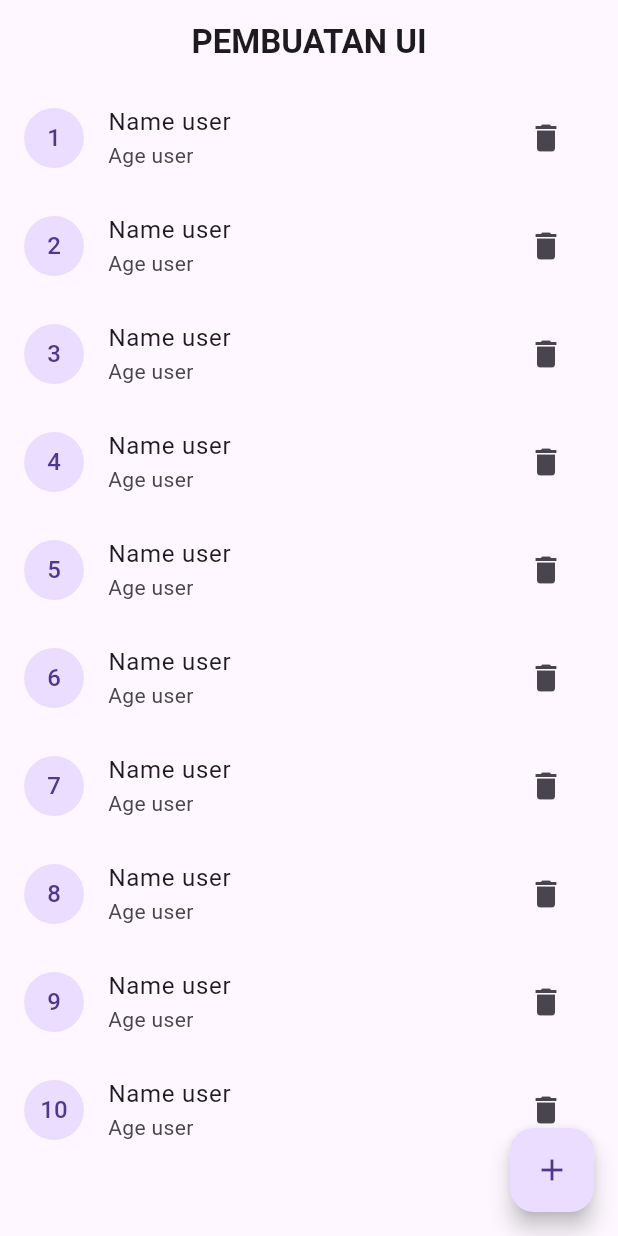
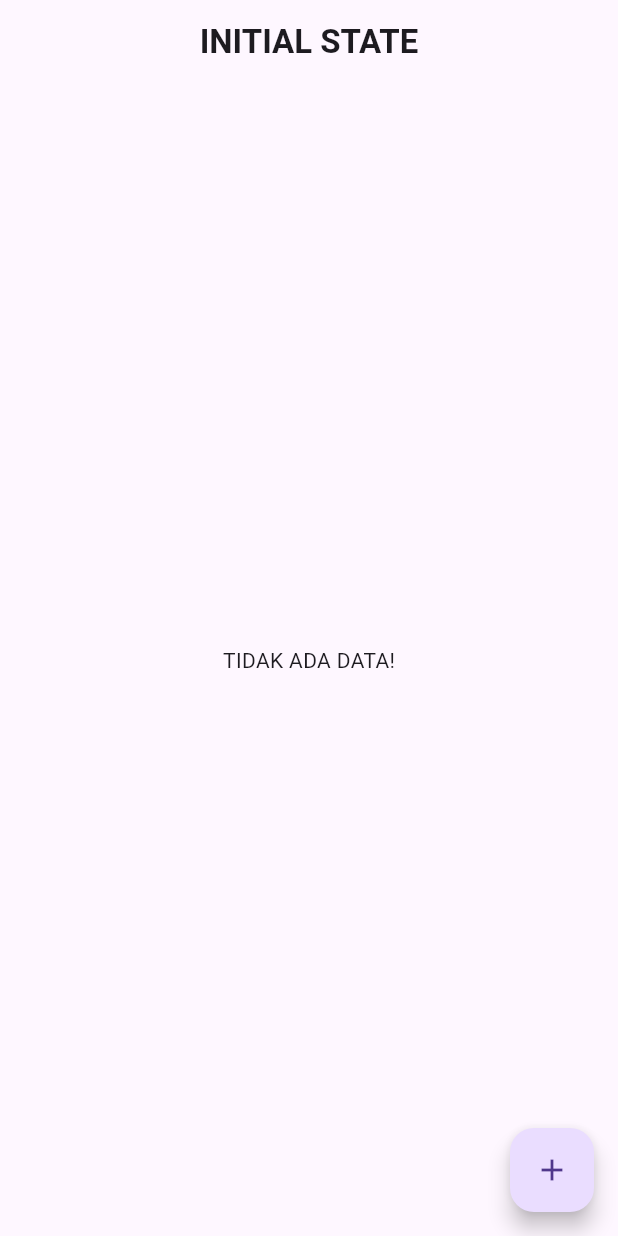
Before and after one commit to iqbalsuwandi20/state-managemet-bloc, a Flutter app: the screen it shows after launch, on a phone screen of 412 x 824 dp. Run offline on Flutter 3.47's test engine with Material 3 defaults, Android fonts, the light colour scheme and no system bars; our stand-ins replace bloc, flutter_bloc.

Commit message:
initial state

```diff
--- a/lib/bloc/user/user_bloc.dart
+++ b/lib/bloc/user/user_bloc.dart
@@ -1,13 +1,13 @@
 import 'package:bloc/bloc.dart';
 import 'package:meta/meta.dart';
+
+import '../../models/user.dart';
 
 part 'user_event.dart';
 part 'user_state.dart';
 
 class UserBloc extends Bloc<UserEvent, UserState> {
-  UserBloc() : super(UserInitial()) {
-    on<UserEvent>((event, emit) {
-      // TODO: implement event handler
-    });
+  UserBloc() : super(UserInitial([])) {
+    on<UserEvent>((event, emit) {});
   }
 }
--- a/lib/bloc/user/user_state.dart
+++ b/lib/bloc/user/user_state.dart
@@ -1,6 +1,12 @@
 part of 'user_bloc.dart';
 
 @immutable
-sealed class UserState {}
+sealed class UserState {
+  const UserState(this.allUsers);
 
-final class UserInitial extends UserState {}
+  final List<User> allUsers;
+}
+
+final class UserInitial extends UserState {
+  const UserInitial(super.allUsers);
+}
--- /dev/null
+++ b/lib/models/user.dart
@@ -0,0 +1,11 @@
+class User {
+  int id;
+  String name;
+  int age;
+
+  User({
+    required this.id,
+    required this.name,
+    required this.age,
+  });
+}
--- a/lib/pages/home/home_page.dart
+++ b/lib/pages/home/home_page.dart
@@ -1,5 +1,8 @@
 import 'package:flutter/material.dart';
+import 'package:flutter_bloc/flutter_bloc.dart';
 
+import '../../bloc/user/user_bloc.dart';
+import '../../models/user.dart';
 import '../add/add_page.dart';
 import '../edit/edit_page.dart';
 
@@ -8,17 +11,29 @@ class HomePage extends StatelessWidget {
 
   @override
   Widget build(BuildContext context) {
+    UserBloc userBloc = context.read<UserBloc>();
+
     return Scaffold(
       appBar: AppBar(
         title: Text(
-          "Pembuatan UI".toUpperCase(),
+          "Initial State".toUpperCase(),
           style: const TextStyle(fontWeight: FontWeight.bold),
         ),
         centerTitle: true,
       ),
-      body: ListView.builder(
-        itemCount: 10,
-        itemBuilder: (context, index) => ListTile(
+      body: BlocBuilder<UserBloc, UserState>(
+        bloc: userBloc,
+        builder: (context, state) {
+          if (state.allUsers.isEmpty) {
+            return Center(
+              child: Text("Tidak ada data!".toUpperCase()),
+            );
+          }
+          return ListView.builder(
+              itemCount: state.allUsers.length,
+              itemBuilder: (context, index) {
+                User user = state.allUsers[index];
+                return ListTile(
                   onTap: () => Navigator.push(
                     context,
                     MaterialPageRoute(
@@ -28,13 +43,15 @@ class HomePage extends StatelessWidget {
                   leading: CircleAvatar(
                     child: Text("${index + 1}"),
                   ),
-          title: const Text("Name user"),
-          subtitle: const Text("Age user"),
+                  title: Text(user.name),
+                  subtitle: Text("${user.age} Years"),
                   trailing: IconButton(
                     onPressed: () {},
                     icon: const Icon(Icons.delete),
                   ),
-        ),
+                );
+              });
+        },
       ),
       floatingActionButton: FloatingActionButton(
         onPressed: () => Navigator.push(
```
Lines whose indentation alone changed are shown as unchanged.
